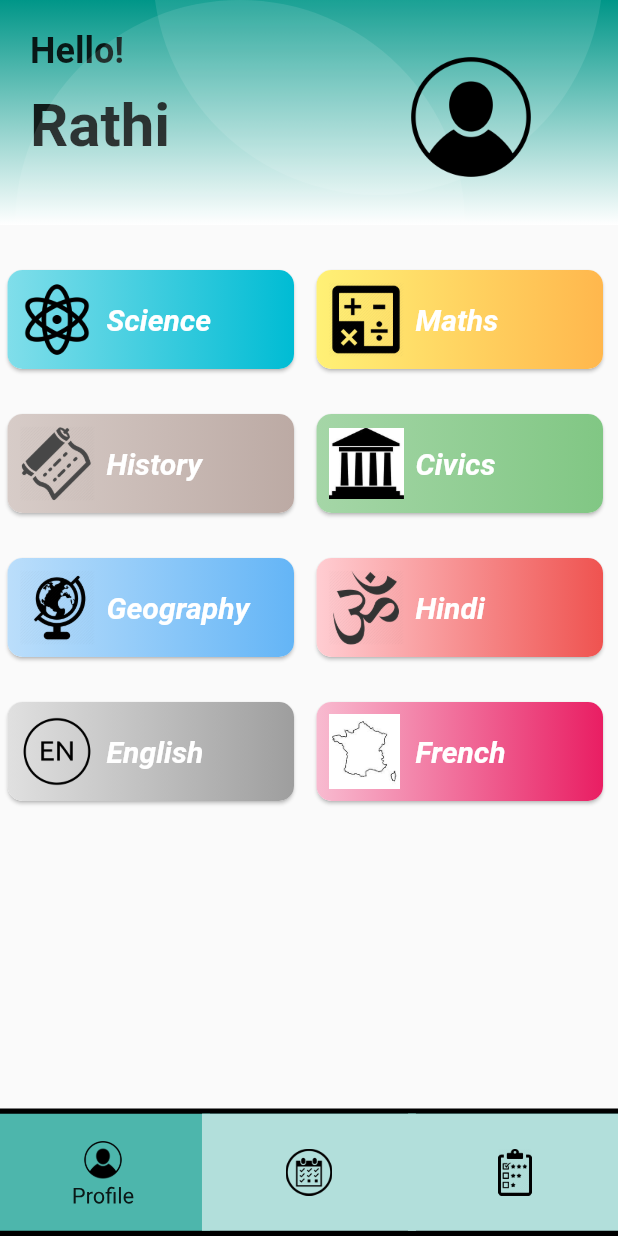
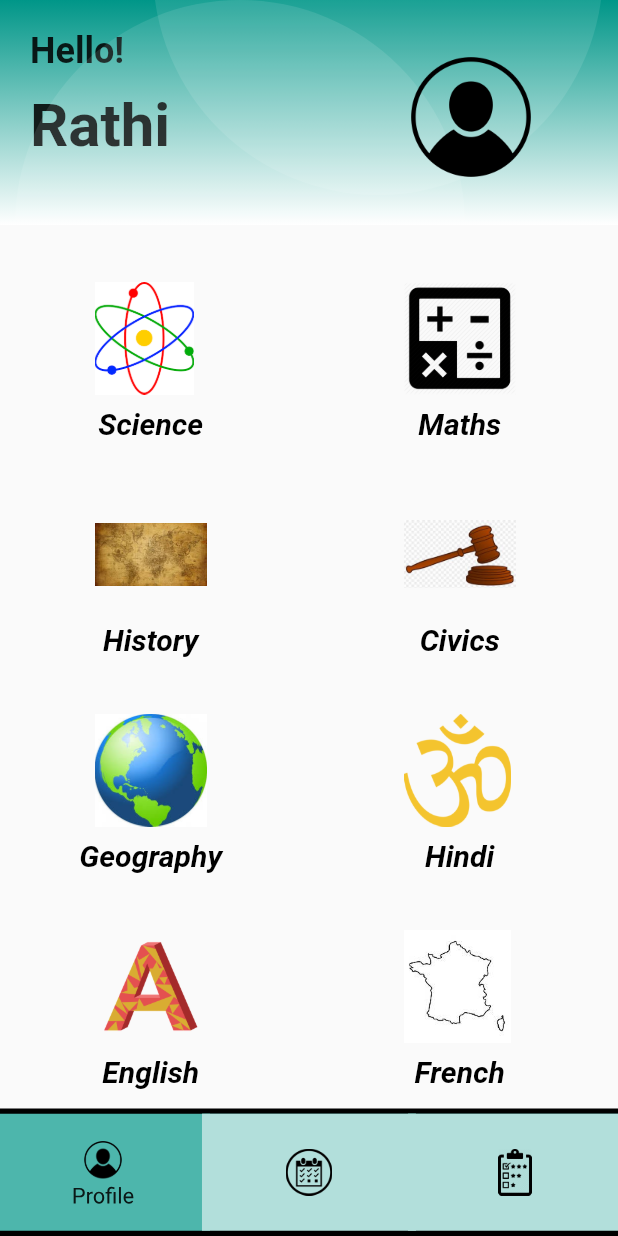
Before and after one commit to ritik-rathi/techshiksha, a Flutter app: the screen it shows after launch, on a phone screen of 412 x 824 dp. Run offline on Flutter 3.47's test engine with Material 2 defaults, Android fonts, the phone set to English and light mode, and no system bars.

Commit message:
cards deleted

```diff
--- a/lib/student_screens/subjects.dart
+++ b/lib/student_screens/subjects.dart
@@ -17,7 +17,7 @@ class Subjects {
 final subjects = [
   new Subjects(
       sub: 'Science',
-      imgPath: 'assets/sci_icon.png',
+      imgPath: 'assets/science_col.png',
       color1: Colors.cyan[200],
       color2: Colors.cyan),
   new Subjects(
@@ -27,27 +27,27 @@ final subjects = [
       color2: Colors.orange[300]),
   new Subjects(
       sub: 'History',
-      imgPath: 'assets/his_icon.png',
+      imgPath: 'assets/his_col.jpg',
       color1: Colors.brown[100],
       color2: Colors.brown[200]),
   new Subjects(
       sub: 'Civics',
-      imgPath: 'assets/civ_icon.jpg',
+      imgPath: 'assets/civ_col.jpg',
       color1: Colors.green[200],
       color2: Colors.green[300]),
   new Subjects(
       sub: 'Geography',
-      imgPath: 'assets/geo_icon.png',
+      imgPath: 'assets/geo_col.jpg',
       color1: Colors.blue[100],
       color2: Colors.blue[300]),
   new Subjects(
       sub: 'Hindi',
-      imgPath: 'assets/hin_icon.png',
+      imgPath: 'assets/hin_col.png',
       color1: Colors.red[100],
       color2: Colors.red[400]),
   new Subjects(
       sub: 'English',
-      imgPath: 'assets/eng_icon.png',
+      imgPath: 'assets/eng_col.png',
       color1: Colors.grey[300],
       color2: Colors.grey),
   new Subjects(
@@ -67,17 +67,16 @@ class SubjectViewModel extends StatelessWidget {
   SubjectViewModel({this.subject});
   @override
   Widget build(BuildContext context) {
-    return new Card(
-      shape: RoundedRectangleBorder(borderRadius: BorderRadius.circular(10.0)),
-      color: Colors.white,
+    return new Container(
+      //shape: RoundedRectangleBorder(borderRadius: BorderRadius.circular(10.0)),
+      //color: Colors.white,
       margin: EdgeInsets.only(left: 5.0, right: 10.0, top: 20.0),
-      child: DecoratedBox(
-        child: Row(
+      child:  Column(
           children: <Widget>[
             new IconButton(
                 color: Colors.white,
                 alignment: Alignment.centerLeft,
-                iconSize: 50.0,
+                iconSize: 75.0,
                 onPressed: () {
                   // color1 = Colors.cyan[200];
                   // color2 = Colors.cyan;
@@ -96,18 +95,18 @@ class SubjectViewModel extends StatelessWidget {
                 style: TextStyle(
                     fontSize: 20.0,
                     fontStyle: FontStyle.italic,
-                    color: Colors.white,
+                    color: Colors.black,
                     fontWeight: FontWeight.bold))
           ],
         ),
-        decoration: new BoxDecoration(
-            borderRadius: new BorderRadius.all(const Radius.circular(10.0)),
-            shape: BoxShape.rectangle,
-            gradient: LinearGradient(
-                begin: FractionalOffset.centerLeft,
-                end: FractionalOffset.centerRight,
-                colors: [subject.color1, subject.color2])),
-      ),
+        // decoration: new BoxDecoration(
+        //     borderRadius: new BorderRadius.all(const Radius.circular(10.0)),
+        //     shape: BoxShape.rectangle,
+        //     gradient: LinearGradient(
+        //         begin: FractionalOffset.centerLeft,
+        //         end: FractionalOffset.centerRight,
+        //         colors: [subject.color1, subject.color2])),
+
     );
   }
 }
--- a/pubspec.yaml
+++ b/pubspec.yaml
@@ -67,6 +67,12 @@ flutter:
     - assets/profile.png
     - assets/testscore.png
     - assets/settings.png
+    - assets/science_col.png
+    - assets/his_col.jpg
+    - assets/civ_col.jpg
+    - assets/geo_col.jpg
+    - assets/hin_col.png
+    - assets/eng_col.png
   #  - images/a_dot_burr.jpeg
   #  - images/a_dot_ham.jpeg
 
```
Also changed, not shown: assets/civ_col.jpg (added), assets/eng_col.png (added), assets/geo_col.jpg (added), assets/hin_col.png (added), assets/his_col.jpg (added), assets/science_col.png (added).
